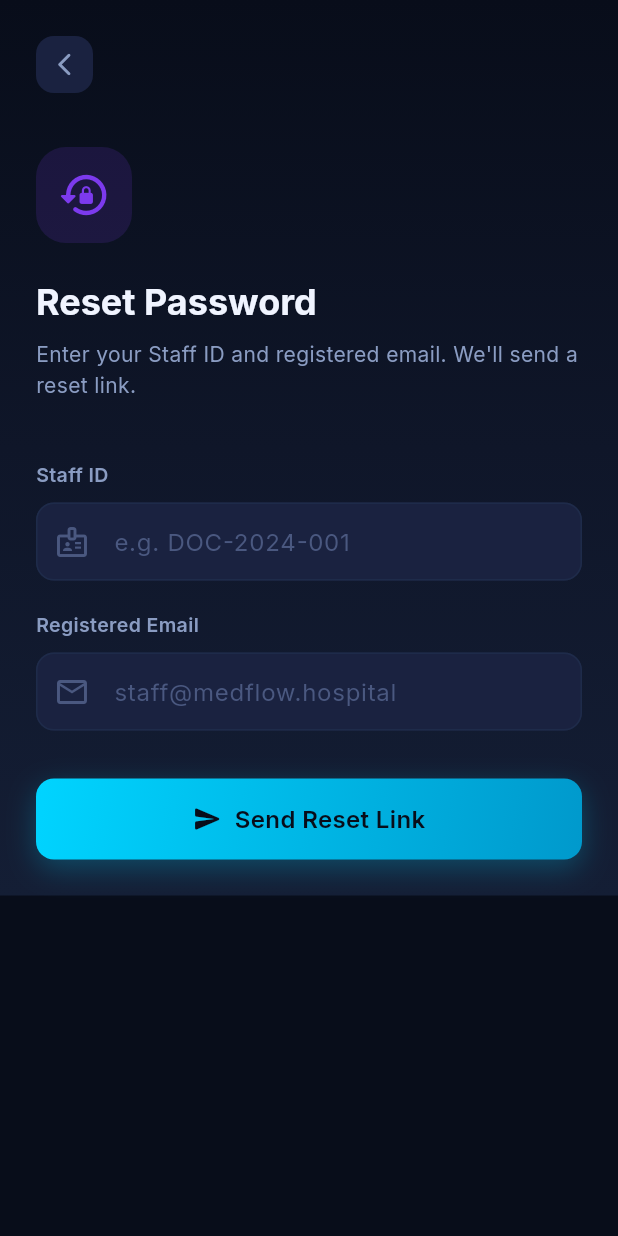
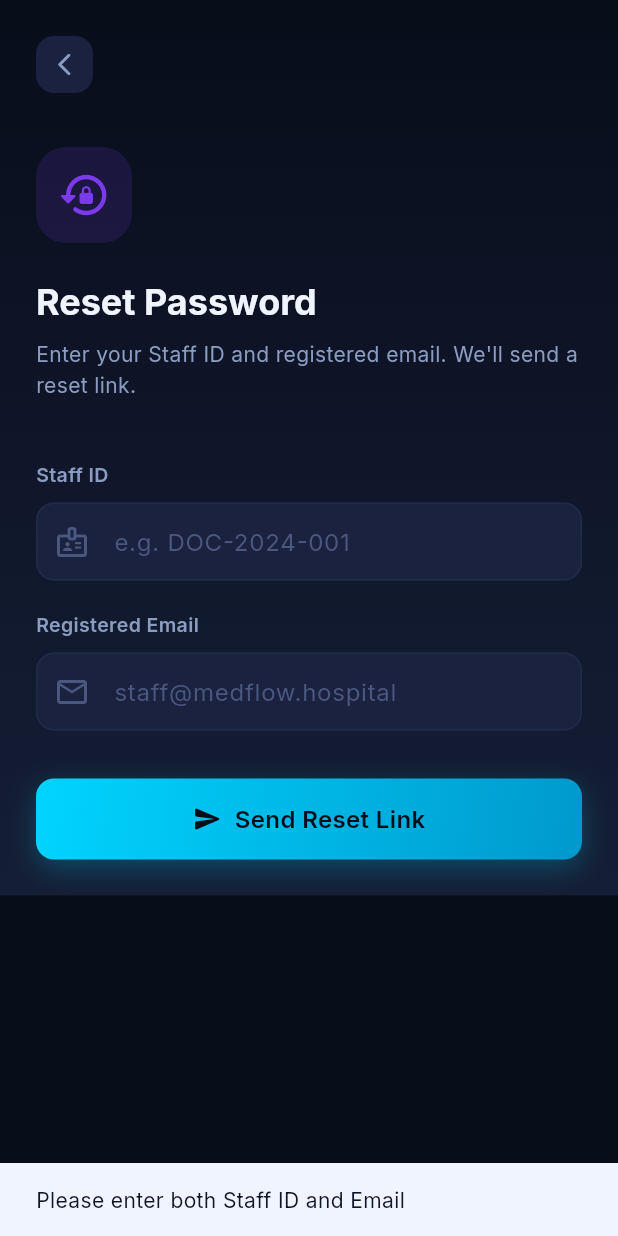
Before and after one commit to sashamuganda/hospitalflow, a Flutter app: the ForgotPasswordScreen screen opened by its route, after a tap on "Send Reset Link", on a phone screen of 412 x 824 dp. Run offline on Flutter 3.47's test engine with Material 3 defaults, Android fonts, the phone set to English and light mode, and no system bars; our stand-ins replace go_router, google_fonts; accounts and stored records are empty.

Commit message:
shield Sentinel: Harden authentication input fields and fix logout redirection
- Added `maxLength` and input validation to Login and Forgot Password screens.
- Disabled `autocorrect` and `enableSuggestions` on the password field to prevent credential caching.
- Fixed incorrect redirection route in `SettingsHomeScreen` logout flow.
- Resolved pre-existing `FakeAsync` timer issue in `test/widget_test.dart` by adding `pumpAndSettle`.
- Updated email regex to support sub-addressing (+ sign).

Co-authored-by: sashamuganda <111040834+sashamuganda@users.noreply.github.com>

```diff
--- a/lib/features/auth/forgot_password_screen.dart
+++ b/lib/features/auth/forgot_password_screen.dart
@@ -19,7 +19,23 @@ class _ForgotPasswordScreenState extends State<ForgotPasswordScreen> {
   void dispose() { _staffIdCtrl.dispose(); _emailCtrl.dispose(); super.dispose(); }
 
   Future<void> _onSubmit() async {
-    if (_staffIdCtrl.text.isEmpty || _emailCtrl.text.isEmpty) return;
+    final email = _emailCtrl.text.trim();
+    if (_staffIdCtrl.text.isEmpty || email.isEmpty) {
+      ScaffoldMessenger.of(context).showSnackBar(
+        const SnackBar(content: Text('Please enter both Staff ID and Email')),
+      );
+      return;
+    }
+
+    // Basic email validation
+    final emailRegex = RegExp(r'^[\w-\.\+]+@([\w-]+\.)+[\w-]{2,4}$');
+    if (!emailRegex.hasMatch(email)) {
+      ScaffoldMessenger.of(context).showSnackBar(
+        const SnackBar(content: Text('Please enter a valid email address')),
+      );
+      return;
+    }
+
     setState(() => _isLoading = true);
     await Future.delayed(const Duration(milliseconds: 1200));
     if (!mounted) return;
@@ -93,9 +109,11 @@ class _ForgotPasswordScreenState extends State<ForgotPasswordScreen> {
                   const SizedBox(height: 8),
                   TextField(
                     controller: _staffIdCtrl,
+                    maxLength: 32,
                     decoration: const InputDecoration(
                       hintText: 'e.g. DOC-2024-001',
                       prefixIcon: Icon(Icons.badge_outlined, color: AppColors.textMuted),
+                      counterText: "",
                     ),
                   ),
                   const SizedBox(height: 20),
@@ -104,9 +122,11 @@ class _ForgotPasswordScreenState extends State<ForgotPasswordScreen> {
                   TextField(
                     controller: _emailCtrl,
                     keyboardType: TextInputType.emailAddress,
+                    maxLength: 64,
                     decoration: const InputDecoration(
                       hintText: 'staff@medflow.hospital',
                       prefixIcon: Icon(Icons.email_outlined, color: AppColors.textMuted),
+                      counterText: "",
                     ),
                   ),
                   const SizedBox(height: 32),
--- a/lib/features/settings/settings_home_screen.dart
+++ b/lib/features/settings/settings_home_screen.dart
@@ -72,7 +72,7 @@ class SettingsHomeScreen extends StatelessWidget {
                       title: const Text('Log Out', style: TextStyle(color: AppColors.error, fontWeight: FontWeight.bold)),
                       onTap: () {
                         context.read<AppState>().logout();
-                        context.go('/select-role');
+                        context.go('/role-select');
                       },
                     )
                   ],
```
Also changed, not shown: lib/features/auth/login_screen.dart (+14 -1 lines), 2 other files.
